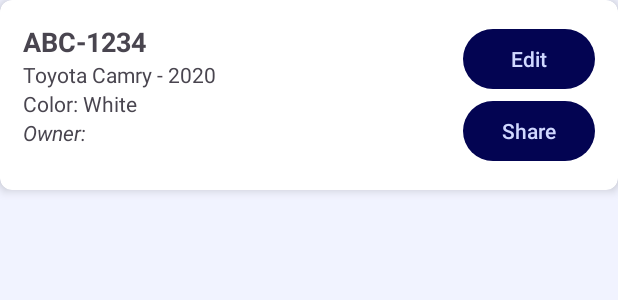
After one commit to huybach1609/SAPS, an Android app: the layout item_vehicle.xml on its own in the app's theme, with its tools: preview values and no code run, on a phone screen of 412 x 824 dp. The commit adds this screen. Shown: the top 300 px of the screen. Run offline under Robolectric (Android 15) with nearby library versions, the phone set to English and light mode, and no system bars.

Commit message:
Vehicle Screen for mobile app
thêm recyclerView , Adapter , Contructor cho Vehicle Fragment

```diff
--- /dev/null
+++ b/SAPS.Mobile/app/src/main/res/layout/item_vehicle.xml
@@ -0,0 +1,74 @@
+<androidx.cardview.widget.CardView xmlns:android="http://schemas.android.com/apk/res/android"
+    xmlns:card_view="http://schemas.android.com/apk/res-auto"
+    android:layout_width="match_parent"
+    android:layout_height="wrap_content"
+    card_view:cardElevation="4dp"
+    card_view:cardCornerRadius="8dp"
+    android:layout_marginBottom="12dp"
+    android:padding="12dp">
+
+    <LinearLayout
+        android:orientation="horizontal"
+        android:layout_width="match_parent"
+        android:layout_height="wrap_content"
+        android:layout_margin="15dp"
+        android:weightSum="1"
+        >
+    <LinearLayout
+        android:orientation="vertical"
+        android:layout_width="wrap_content"
+        android:layout_height="wrap_content"
+        android:layout_weight="0.75"
+
+        >
+        <TextView
+            android:id="@+id/tvLicensePlate"
+            android:text="ABC-1234"
+            android:textStyle="bold"
+            android:textSize="18sp"
+            android:layout_width="wrap_content"
+            android:layout_height="wrap_content" />
+
+        <TextView android:id="@+id/tvMakeModelYear"
+            android:text="Toyota Camry - 2020"
+            android:layout_width="wrap_content"
+            android:layout_height="wrap_content"/>
+
+        <TextView android:id="@+id/tvColor"
+            android:text="Color: White"
+            android:layout_width="wrap_content"
+            android:layout_height="wrap_content"/>
+
+        <TextView android:id="@+id/tvSharingStatus"
+            android:text="Owner: "
+            android:textStyle="italic"
+            android:layout_width="wrap_content"
+            android:layout_height="wrap_content"/>
+    </LinearLayout>
+        <!-- Button row -->
+        <LinearLayout
+            android:orientation="vertical"
+            android:layout_width="wrap_content"
+            android:layout_height="wrap_content"
+            android:gravity="end"
+            android:layout_weight="0.25"
+
+            >
+
+            <Button
+                android:id="@+id/btnEdit"
+                android:text="Edit"
+                android:layout_width="wrap_content"
+                android:layout_height="wrap_content"
+                />
+
+            <Button
+                android:id="@+id/btnShare"
+                android:text="Share"
+                android:layout_marginStart="8dp"
+                android:layout_width="wrap_content"
+                android:layout_height="wrap_content"/>
+
+        </LinearLayout>
+    </LinearLayout>
+</androidx.cardview.widget.CardView>
```
Also changed, not shown: SAPS.Mobile/app/src/main/java/vn/edu/fpt/sapsmobile/actionhandler/VehicleActionHandler.java (added, +27 -0 lines), SAPS.Mobile/app/src/main/java/vn/edu/fpt/sapsmobile/adapter/VehicleAdapter.java (added, +72 -0 lines), SAPS.Mobile/app/src/main/java/vn/edu/fpt/sapsmobile/fragments/VehicleFragment.java (+47 -3 lines), SAPS.Mobile/app/src/main/java/vn/edu/fpt/sapsmobile/models/Vehicle.java (added, +76 -0 lines), SAPS.Mobile/app/src/main/res/layout/fragment_vehicle.xml (+101 -10 lines).
